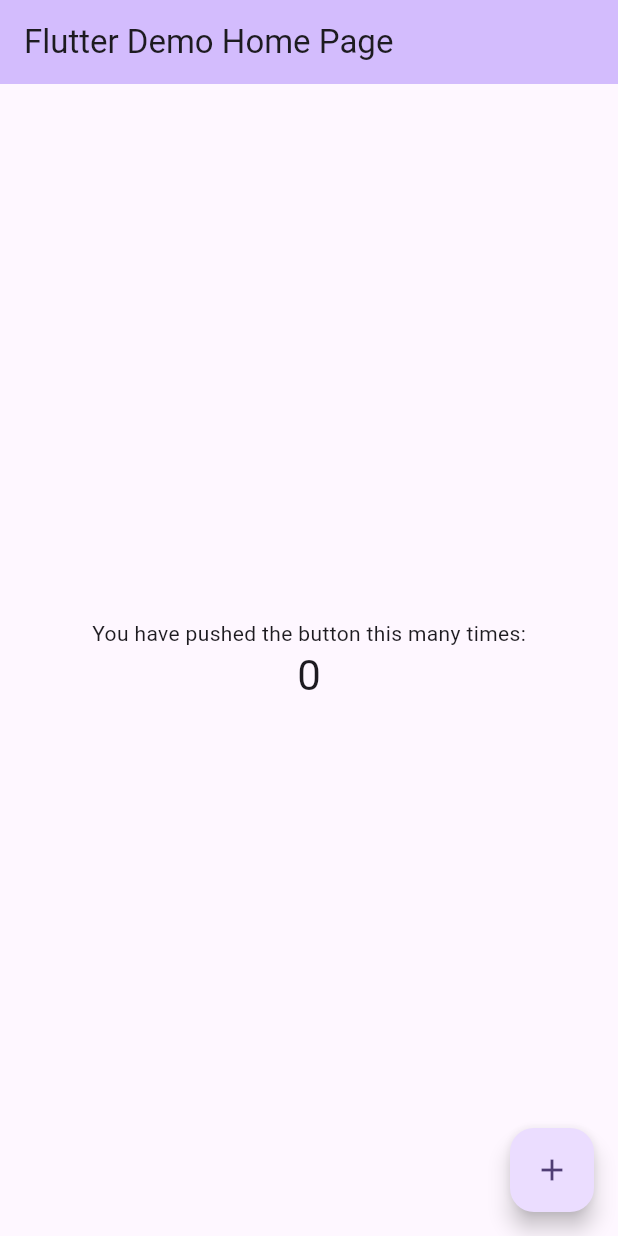
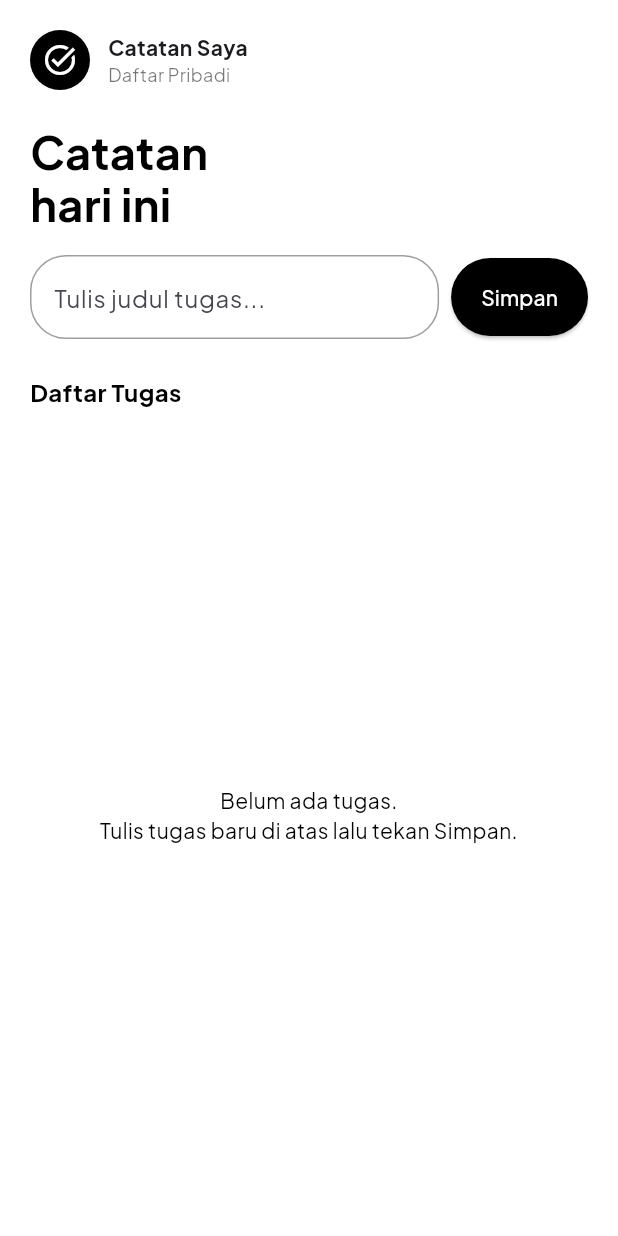
Before and after one commit to OnlyHans1/Motion-StudyCase, a Flutter app: the screen it shows after launch, on a phone screen of 412 x 824 dp. Run offline on Flutter 3.47's test engine with Material 3 defaults, Android fonts, the phone set to English and light mode, and no system bars; our stand-ins replace google_fonts.

Commit message:
feat: task page

```diff
--- a/lib/main.dart
+++ b/lib/main.dart
@@ -1,4 +1,6 @@
 import 'package:flutter/material.dart';
+import 'package:google_fonts/google_fonts.dart';
+import 'widgets/card.dart';
 
 void main() {
   runApp(const MyApp());
@@ -7,115 +9,193 @@ void main() {
 class MyApp extends StatelessWidget {
   const MyApp({super.key});
 
-  // This widget is the root of your application.
   @override
   Widget build(BuildContext context) {
     return MaterialApp(
-      title: 'Flutter Demo',
+      title: 'Task Tracker',
+      debugShowCheckedModeBanner: false,
       theme: ThemeData(
-        // This is the theme of your application.
-        //
-        // TRY THIS: Try running your application with "flutter run". You'll see
-        // the application has a purple toolbar. Then, without quitting the app,
-        // try changing the seedColor in the colorScheme below to Colors.green
-        // and then invoke "hot reload" (save your changes or press the "hot
-        // reload" button in a Flutter-supported IDE, or press "r" if you used
-        // the command line to start the app).
-        //
-        // Notice that the counter didn't reset back to zero; the application
-        // state is not lost during the reload. To reset the state, use hot
-        // restart instead.
-        //
-        // This works for code too, not just values: Most code changes can be
-        // tested with just a hot reload.
-        colorScheme: .fromSeed(seedColor: Colors.deepPurple),
+        scaffoldBackgroundColor: Colors.white,
+        textTheme: GoogleFonts.plusJakartaSansTextTheme(),
       ),
-      home: const MyHomePage(title: 'Flutter Demo Home Page'),
+      home: const HomePage(),
     );
   }
 }
 
-class MyHomePage extends StatefulWidget {
-  const MyHomePage({super.key, required this.title});
-
-  // This widget is the home page of your application. It is stateful, meaning
-  // that it has a State object (defined below) that contains fields that affect
-  // how it looks.
-
-  // This class is the configuration for the state. It holds the values (in this
-  // case the title) provided by the parent (in this case the App widget) and
-  // used by the build method of the State. Fields in a Widget subclass are
-  // always marked "final".
-
-  final String title;
+class HomePage extends StatefulWidget {
+  const HomePage({super.key});
 
   @override
-  State<MyHomePage> createState() => _MyHomePageState();
+  State<HomePage> createState() => _HomePageState();
 }
 
-class _MyHomePageState extends State<MyHomePage> {
-  int _counter = 0;
+class _HomePageState extends State<HomePage> {
+  final TextEditingController judulController = TextEditingController();
+  final List<String> daftarTugas = [];
+  final List<bool> daftarSelesai = [];
 
-  void _incrementCounter() {
+  @override
+  void dispose() {
+    judulController.dispose();
+    super.dispose();
+  }
+
+  void tambahTugas() {
+    final judul = judulController.text.trim();
+    if (judul.isEmpty) {
+      return;
+    }
+
     setState(() {
-      // This call to setState tells the Flutter framework that something has
-      // changed in this State, which causes it to rerun the build method below
-      // so that the display can reflect the updated values. If we changed
-      // _counter without calling setState(), then the build method would not be
-      // called again, and so nothing would appear to happen.
-      _counter++;
+      daftarTugas.add(judul);
+      daftarSelesai.add(false);
     });
+
+    judulController.clear();
   }
 
   @override
   Widget build(BuildContext context) {
-    // This method is rerun every time setState is called, for instance as done
-    // by the _incrementCounter method above.
-    //
-    // The Flutter framework has been optimized to make rerunning build methods
-    // fast, so that you can just rebuild anything that needs updating rather
-    // than having to individually change instances of widgets.
+    Widget isiDaftar;
+    if (daftarTugas.isEmpty) {
+      isiDaftar = const Center(
+        child: Text(
+          'Belum ada tugas.\nTulis tugas baru di atas lalu tekan Simpan.',
+          textAlign: TextAlign.center,
+          style: TextStyle(color: Colors.black),
+        ),
+      );
+    } else {
+      isiDaftar = ListView.builder(
+        padding: const EdgeInsets.only(bottom: 20),
+        itemCount: daftarTugas.length,
+        itemBuilder: (context, index) {
+          double tinggiTumpukan = 0.65;
+          if (index == daftarTugas.length - 1) {
+            tinggiTumpukan = 1.0;
+          }
+
+          return Align(
+            heightFactor: tinggiTumpukan,
+            alignment: Alignment.topCenter,
+            child: CardTask(
+              judul: daftarTugas[index],
+              sudahSelesai: daftarSelesai[index],
+              urutan: index,
+              onCentang: () {
+                setState(() {
+                  daftarSelesai[index] = !daftarSelesai[index];
+                });
+              },
+              onHapus: () {
+                setState(() {
+                  daftarTugas.removeAt(index);
+                  daftarSelesai.removeAt(index);
+                });
+              },
+            ),
+          );
+        },
+      );
+    }
+
     return Scaffold(
-      appBar: AppBar(
-        // TRY THIS: Try changing the color here to a specific color (to
-        // Colors.amber, perhaps?) and trigger a hot reload to see the AppBar
-        // change color while the other colors stay the same.
-        backgroundColor: Theme.of(context).colorScheme.inversePrimary,
-        // Here we take the value from the MyHomePage object that was created by
-        // the App.build method, and use it to set our appbar title.
-        title: Text(widget.title),
+      body: SafeArea(
+        child: Padding(
+          padding: const EdgeInsets.all(20),
+          child: Column(
+            crossAxisAlignment: CrossAxisAlignment.start,
+            children: [
+              const Row(
+                children: [
+                  CircleAvatar(
+                    backgroundColor: Colors.black,
+                    child: Icon(Icons.task_alt, color: Colors.white),
                   ),
-      body: Center(
-        // Center is a layout widget. It takes a single child and positions it
-        // in the middle of the parent.
-        child: Column(
-          // Column is also a layout widget. It takes a list of children and
-          // arranges them vertically. By default, it sizes itself to fit its
-          // children horizontally, and tries to be as tall as its parent.
-          //
-          // Column has various properties to control how it sizes itself and
-          // how it positions its children. Here we use mainAxisAlignment to
-          // center the children vertically; the main axis here is the vertical
-          // axis because Columns are vertical (the cross axis would be
-          // horizontal).
-          //
-          // TRY THIS: Invoke "debug painting" (choose the "Toggle Debug Paint"
-          // action in the IDE, or press "p" in the console), to see the
-          // wireframe for each widget.
-          mainAxisAlignment: .center,
+                  SizedBox(width: 12),
+                  Column(
+                    crossAxisAlignment: CrossAxisAlignment.start,
                     children: [
-            const Text('You have pushed the button this many times:'),
                       Text(
-              '$_counter',
-              style: Theme.of(context).textTheme.headlineMedium,
+                        'Catatan Saya',
+                        style: TextStyle(fontWeight: FontWeight.bold),
+                      ),
+                      Text(
+                        'Daftar Pribadi',
+                        style: TextStyle(color: Colors.black54, fontSize: 12),
                       ),
                     ],
                   ),
+                ],
               ),
-      floatingActionButton: FloatingActionButton(
-        onPressed: _incrementCounter,
-        tooltip: 'Increment',
-        child: const Icon(Icons.add),
+              const SizedBox(height: 24),
+              const Text(
+                'Catatan\nhari ini',
+                style: TextStyle(
+                  fontSize: 30,
+                  fontWeight: FontWeight.bold,
+                  height: 1.15,
+                  color: Colors.black,
+                ),
+              ),
+              const SizedBox(height: 16),
+              Row(
+                children: [
+                  Expanded(
+                    child: TextField(
+                      controller: judulController,
+                      decoration: InputDecoration(
+                        hintText: 'Tulis judul tugas...',
+                        filled: true,
+                        fillColor: Colors.white,
+                        border: OutlineInputBorder(
+                          borderRadius: BorderRadius.circular(24),
+                          borderSide: const BorderSide(color: Colors.grey),
+                        ),
+                        enabledBorder: OutlineInputBorder(
+                          borderRadius: BorderRadius.circular(24),
+                          borderSide: const BorderSide(color: Colors.grey),
+                        ),
+                        focusedBorder: OutlineInputBorder(
+                          borderRadius: BorderRadius.circular(24),
+                          borderSide: const BorderSide(
+                            color: Colors.black,
+                            width: 1.5,
+                          ),
+                        ),
+                      ),
+                    ),
+                  ),
+                  const SizedBox(width: 8),
+                  ElevatedButton(
+                    onPressed: tambahTugas,
+                    style: ElevatedButton.styleFrom(
+                      backgroundColor: Colors.black,
+                      foregroundColor: Colors.white,
+                      padding: const EdgeInsets.symmetric(
+                        horizontal: 20,
+                        vertical: 16,
+                      ),
+                    ),
+                    child: const Text('Simpan'),
+                  ),
+                ],
+              ),
+              const SizedBox(height: 24),
+              const Text(
+                'Daftar Tugas',
+                style: TextStyle(
+                  fontSize: 16,
+                  fontWeight: FontWeight.bold,
+                  color: Colors.black,
+                ),
+              ),
+              const SizedBox(height: 10),
+              Expanded(child: isiDaftar),
+            ],
+          ),
+        ),
       ),
     );
   }
--- a/pubspec.yaml
+++ b/pubspec.yaml
@@ -34,6 +34,7 @@ dependencies:
   # The following adds the Cupertino Icons font to your application.
   # Use with the CupertinoIcons class for iOS style icons.
   cupertino_icons: ^1.0.8
+  google_fonts: ^8.2.1
 
 dev_dependencies:
   flutter_test:
```
Also changed, not shown: lib/widgets/card.dart (added, +135 -0 lines), images/referensi.png (added), images/screenshot.png (added), pubspec.lock, 2 other files. Lines whose indentation alone changed are shown as unchanged.
